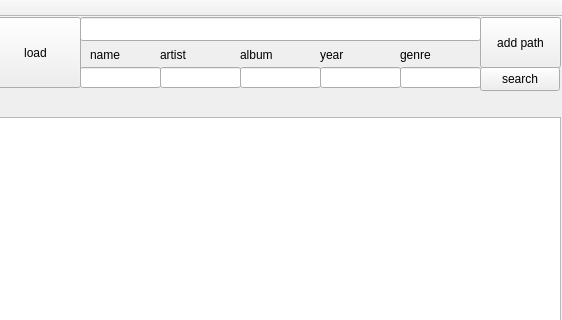
Qt form mainwindow.ui (f33dir/EzPlayer) before a commit; both pictures show x 100 to 662 and y 0 to 320 of the 662 by 681 pixel window.
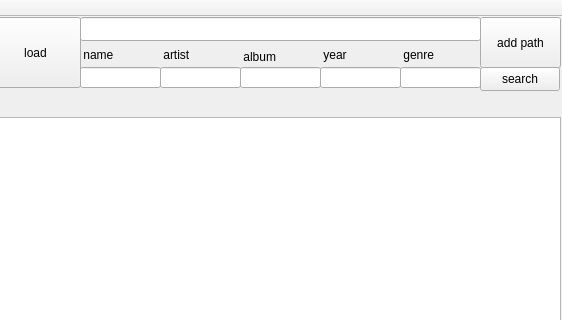
The same form after that commit.

Patch:
```diff
--- a/mainwindow.ui
+++ b/mainwindow.ui
@@ -365,14 +365,14 @@
    <widget class="QLabel" name="label">
     <property name="geometry">
      <rect>
-      <x>190</x>
+      <x>180</x>
       <y>30</y>
       <width>58</width>
       <height>16</height>
      </rect>
     </property>
     <property name="text">
-     <string>name</string>
+     <string> name</string>
     </property>
    </widget>
    <widget class="QLabel" name="label_2">
@@ -385,7 +385,7 @@
      </rect>
     </property>
     <property name="text">
-     <string>artist</string>
+     <string> artist</string>
     </property>
    </widget>
    <widget class="QLabel" name="label_3">
@@ -393,12 +393,12 @@
      <rect>
       <x>340</x>
       <y>30</y>
-      <width>58</width>
-      <height>16</height>
+      <width>61</width>
+      <height>20</height>
      </rect>
     </property>
     <property name="text">
-     <string>album</string>
+     <string> album</string>
     </property>
    </widget>
    <widget class="QLabel" name="label_4">
@@ -411,7 +411,7 @@
      </rect>
     </property>
     <property name="text">
-     <string>year</string>
+     <string> year</string>
     </property>
    </widget>
    <widget class="QLabel" name="label_5">
@@ -424,7 +424,7 @@
      </rect>
     </property>
     <property name="text">
-     <string>genre</string>
+     <string> genre</string>
     </property>
    </widget>
    <widget class="QPushButton" name="searchButton">
```
Left out of the diff: 2 changed lines with no effect on the pictures.
